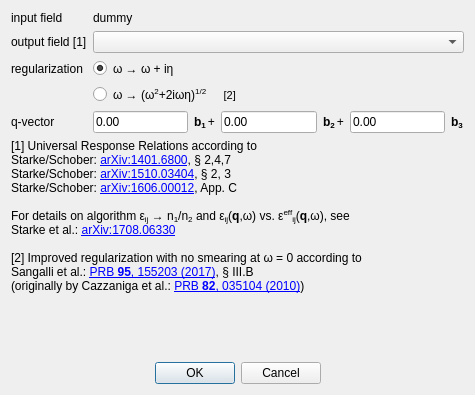
This is elkoa/gui/Convert.ui in PandaScience/ElkOpticsAnalyzer as Qt 5 draws it before an edit. The edited form follows.
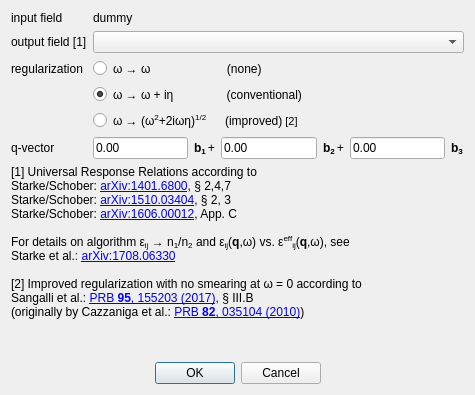
This is the edited form.

Commit message:
Improve user experience in converter dialog
- Add "none" option for regularization
- Improve and simplify converter dict
- Disable q-vector and regularization options for converters that do not
  require these information

Diff of the .ui file:
```diff
--- a/elkoa/gui/Convert.ui
+++ b/elkoa/gui/Convert.ui
@@ -36,13 +36,13 @@
   <property name="minimumSize">
    <size>
     <width>475</width>
-    <height>255</height>
+    <height>275</height>
    </size>
   </property>
   <property name="maximumSize">
    <size>
     <width>475</width>
-    <height>440</height>
+    <height>460</height>
    </size>
   </property>
   <property name="windowTitle">
@@ -120,14 +120,7 @@
      <item row="1" column="1">
       <widget class="QComboBox" name="comboBox"/>
      </item>
-     <item row="2" column="0">
-      <widget class="QLabel" name="labelRegularization">
-       <property name="text">
-        <string>regularization</string>
-       </property>
-      </widget>
-     </item>
-     <item row="2" column="1">
+     <item row="3" column="1">
       <layout class="QHBoxLayout" name="horizontalLayout_4">
        <item>
         <widget class="QRadioButton" name="btnConventional">
@@ -142,7 +135,7 @@
        <item>
         <widget class="QLabel" name="labelConventional">
          <property name="text">
-          <string>ω → ω + iη</string>
+          <string>ω → ω + iη                (conventional)</string>
          </property>
         </widget>
        </item>
@@ -161,7 +154,7 @@
        </item>
       </layout>
      </item>
-     <item row="3" column="1">
+     <item row="4" column="1">
       <layout class="QHBoxLayout" name="horizontalLayout">
        <item>
         <widget class="QRadioButton" name="btnImproved">
@@ -179,10 +172,10 @@
           </sizepolicy>
          </property>
          <property name="text">
-          <string>&lt;html&gt;&lt;head/&gt;&lt;body&gt;&lt;p&gt;ω → (ω&lt;span style=&quot; vertical-align:super;&quot;&gt;2&lt;/span&gt;+2iωη)&lt;span style=&quot; vertical-align:super;&quot;&gt;1/2 &lt;/span&gt;&lt;span style=&quot; font-size:8pt;&quot;&gt;     [2]&lt;/span&gt;&lt;/p&gt;&lt;/body&gt;&lt;/html&gt;</string>
+          <string>&lt;html&gt;&lt;head/&gt;&lt;body&gt;&lt;p&gt;ω → (ω&lt;span style=&quot; vertical-align:super;&quot;&gt;2&lt;/span&gt;+2iωη)&lt;span style=&quot; vertical-align:super;&quot;&gt;1/2           &lt;/span&gt;&amp;nbsp;&amp;nbsp;&amp;nbsp;&amp;nbsp;&amp;nbsp;(improved)&lt;span style=&quot; font-size:8pt;&quot;&gt; [2]&lt;/span&gt;&lt;/p&gt;&lt;/body&gt;&lt;/html&gt;</string>
          </property>
          <property name="textFormat">
-          <enum>Qt::RichText</enum>
+          <enum>Qt::AutoText</enum>
          </property>
         </widget>
        </item>
@@ -201,14 +194,14 @@
        </item>
       </layout>
      </item>
-     <item row="4" column="0">
+     <item row="5" column="0">
       <widget class="QLabel" name="labelQVector">
        <property name="text">
         <string>q-vector</string>
        </property>
       </widget>
      </item>
-     <item row="4" column="1">
+     <item row="5" column="1">
       <layout class="QHBoxLayout" name="horizontalLayout_2">
        <item>
         <widget class="QLineEdit" name="lineEditQ1">
@@ -263,6 +256,47 @@
        </item>
       </layout>
      </item>
+     <item row="2" column="1">
+      <layout class="QHBoxLayout" name="horizontalLayout_5">
+       <item>
+        <widget class="QRadioButton" name="btnNone">
+         <property name="text">
+          <string/>
+         </property>
+         <property name="checked">
+          <bool>false</bool>
+         </property>
+        </widget>
+       </item>
+       <item>
+        <widget class="QLabel" name="labelNone">
+         <property name="text">
+          <string>ω → ω                       (none)</string>
+         </property>
+        </widget>
+       </item>
+       <item>
+        <spacer name="horizontalSpacer_3">
+         <property name="orientation">
+          <enum>Qt::Horizontal</enum>
+         </property>
+         <property name="sizeHint" stdset="0">
+          <size>
+           <width>40</width>
+           <height>20</height>
+          </size>
+         </property>
+        </spacer>
+       </item>
+      </layout>
+     </item>
+     <item row="2" column="0">
+      <widget class="QLabel" name="labelRegularization">
+       <property name="text">
+        <string>regularization</string>
+       </property>
+      </widget>
+     </item>
     </layout>
    </item>
   </layout>
```
The commit also changes 5 other files.
